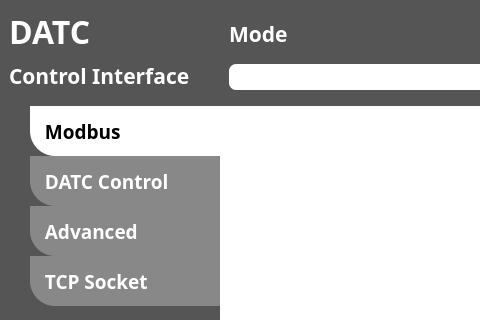
Before: the Qt Designer form ui/main_window.ui in PlanA2G/datc_user_interface, drawn with Qt 5; both pictures show x 0 to 480 and y 0 to 320 of the 914 by 468 pixel window.
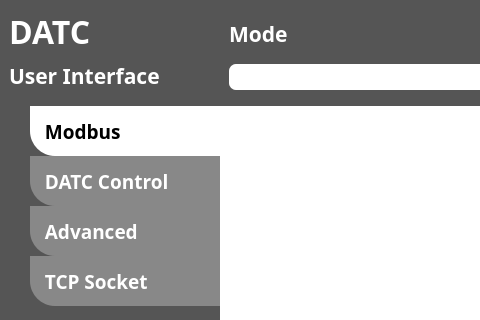
After: the same form once the commit is applied. Icons and pictures are not drawn.

Commit message: update: README & ui label

```diff
--- a/ui/main_window.ui
+++ b/ui/main_window.ui
@@ -172,7 +172,6 @@
             <font>
              <family>Noto Sans KR</family>
              <pointsize>24</pointsize>
-             <weight>75</weight>
              <bold>true</bold>
             </font>
            </property>
@@ -224,12 +223,11 @@
             <font>
              <family>Noto Sans KR</family>
              <pointsize>16</pointsize>
-             <weight>75</weight>
              <bold>true</bold>
             </font>
            </property>
            <property name="text">
-            <string>Control Interface  </string>
+            <string>User Interface  </string>
            </property>
           </widget>
          </item>
```
Left out of the diff: 36 changed lines with no effect on the pictures. The commit also changes 3 other files.
